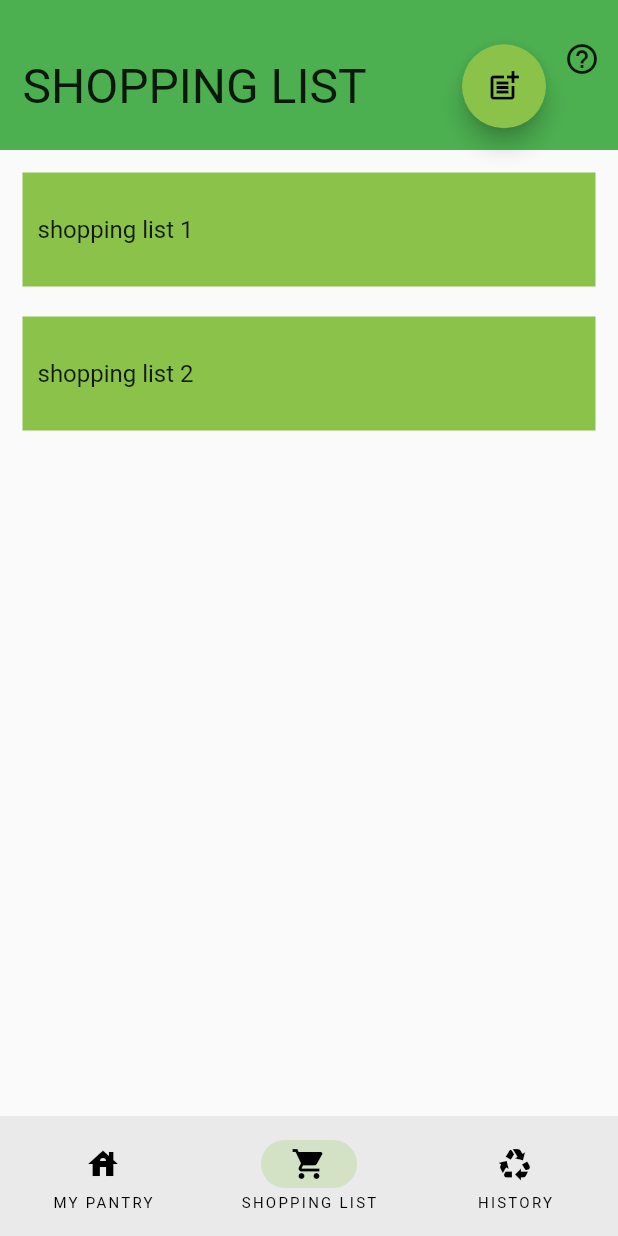
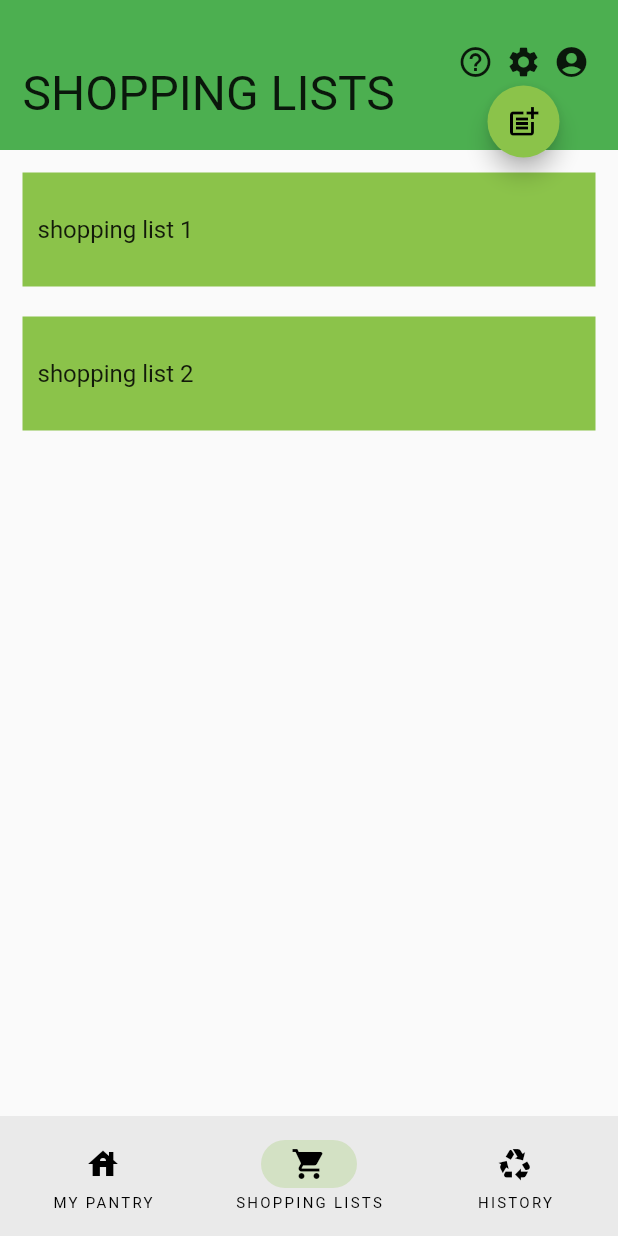
Before and after one commit to kitsain/Kitsain-Frontend-Spring2023, a Flutter app: the screen it shows after launch, item 2 of the bottom bar chosen, on a phone screen of 412 x 824 dp. Run offline on Flutter 3.47's test engine with Material 2 defaults, Android fonts, the phone set to English and light mode, and no system bars; our stand-ins replace get, realm; missing offline and left inert: openfoodfacts, simple_barcode_scanner; generated files the repository leaves out were written again.

Commit message:
Added top bar settings+account buttons + Modified topbar layout abit + Fixed shopping list name in localizations

```diff
--- a/lib/assets/top_bar.dart
+++ b/lib/assets/top_bar.dart
@@ -21,36 +21,67 @@ class TopBar extends StatefulWidget implements PreferredSizeWidget {
 }
 
 class _TopBarState extends State<TopBar> {
+  VisualDensity topIconsDensity = VisualDensity(horizontal: -4.0, vertical: -4.0);
+
+  _openAccountSettings() {
+    // todo
+  }
+
+  _openSettings() {
+    // todo
+  }
+
   @override
   Widget build(BuildContext context) {
     return PreferredSize(
       preferredSize: widget.preferredSize,
       child: Container(
-        height: MediaQuery.of(context).size.height * 0.175,
+        height: MediaQuery.of(context).size.height * 0.2,
         color: Colors.green,
-        padding: const EdgeInsets.only(left: 15, top: 15),
+        padding: const EdgeInsets.only(left: 15, top: 25, bottom: 1, right: 15),
         child: Row(
           children: [
             Container(
-              width: MediaQuery.of(context).size.width * 0.66,
+              width: MediaQuery.of(context).size.width * 0.64,
               child: Text(
                 widget.title,
                 style: const TextStyle(fontSize: 32),
               ),
             ),
             const Spacer(),
-            if (widget.addFunction != null)
-              FloatingActionButton(
-                onPressed: () => widget.addFunction!(),
-                child: Icon(widget.addIcon),
-              ),
             Column(
               children: [
-                IconButton(
-                  onPressed: () => widget.helpFunction(),
-                  icon: const Icon(Icons.help_outline),
+                Row(
+                  children: [
+                    IconButton(
+                      visualDensity: topIconsDensity,
+                      padding: EdgeInsets.zero,
+                      onPressed: () => widget.helpFunction(),
+                      icon: const Icon(Icons.help_outline),
+                    ),
+                    IconButton(
+                      visualDensity: topIconsDensity,
+                      padding: EdgeInsets.zero,
+                      onPressed: () => _openSettings(),
+                      icon: const Icon(Icons.settings),
+                    ),
+                    IconButton(
+                      visualDensity: topIconsDensity,
+                      padding: EdgeInsets.zero,
+                      onPressed: () => _openAccountSettings(),
+                      icon: const Icon(Icons.account_circle),
+                    ),
+                  ],
                 ),
-                const Spacer(),
+                if (widget.addFunction != null)
+                  Container(
+                    height: 48,
+                    width: 48,
+                    child: FloatingActionButton(
+                      onPressed: () => widget.addFunction!(),
+                      child: Icon(widget.addIcon),
+                    ),
+                  ),
               ],
             ),
           ],
--- a/lib/l10n/app_en.arb
+++ b/lib/l10n/app_en.arb
@@ -3,9 +3,9 @@
     "@pantryScreen": {
         "description": "Name to describe pantry screen"
     },
-    "shoppingListScreen": "SHOPPING LIST",
-    "@shoppingListScreen": {
-        "description": "Name to describe shopping list screen"
+    "shoppingListsScreen": "SHOPPING LISTS",
+    "@shoppingListsScreen": {
+        "description": "Name to describe shopping lists screen"
     },
     "historyScreen": "HISTORY",
     "@historyScreen": {
--- a/lib/l10n/app_fi.arb
+++ b/lib/l10n/app_fi.arb
@@ -1,6 +1,6 @@
 {
     "pantryScreen": "RUOKAKOMERO",
-    "shoppingListScreen": "KAUPPALISTA",
+    "shoppingListsScreen": "KAUPPALISTAT",
     "historyScreen": "HISTORIA",
     "addNewItem": "lisää uusi tuote",
     "dragComplete": "Tuote vedetty",
--- a/lib/main.dart
+++ b/lib/main.dart
@@ -104,7 +104,7 @@ class _HomePageState extends State<HomePage> {
               ) {
                 return NavigationDestination(
                     icon: Icon(Icons.shopping_cart),
-                    label: AppLocalizations.of(context)!.shoppingListScreen);
+                    label: AppLocalizations.of(context)!.shoppingListsScreen);
               },
               onMove: (details) {
                 _navigationMenuIndex = 1;
--- a/lib/views/main_menu_pages/shopping_lists.dart
+++ b/lib/views/main_menu_pages/shopping_lists.dart
@@ -50,7 +50,7 @@ class _ShoppingListsState extends State<ShoppingLists> {
   Widget build(BuildContext context) {
     return Scaffold(
       appBar: TopBar(
-          title: AppLocalizations.of(context)!.shoppingListScreen,
+          title: AppLocalizations.of(context)!.shoppingListsScreen,
           addFunction: _addNewItem,
           addIcon: Icons.post_add,
           helpFunction: _addNewItem,
--- a/lib/views/main_menu_pages/user_shopping_list.dart
+++ b/lib/views/main_menu_pages/user_shopping_list.dart
@@ -57,7 +57,7 @@ class _UserShoppingListState extends State<UserShoppingList> {
   Widget build(BuildContext context) {
     return Scaffold(
       appBar: TopBar(
-          title: AppLocalizations.of(context)!.shoppingListScreen,
+          title: AppLocalizations.of(context)!.shoppingListsScreen,
           addFunction: _addNewItem,
           addIcon: Icons.add_shopping_cart,
           helpFunction: _addNewItem,
```
